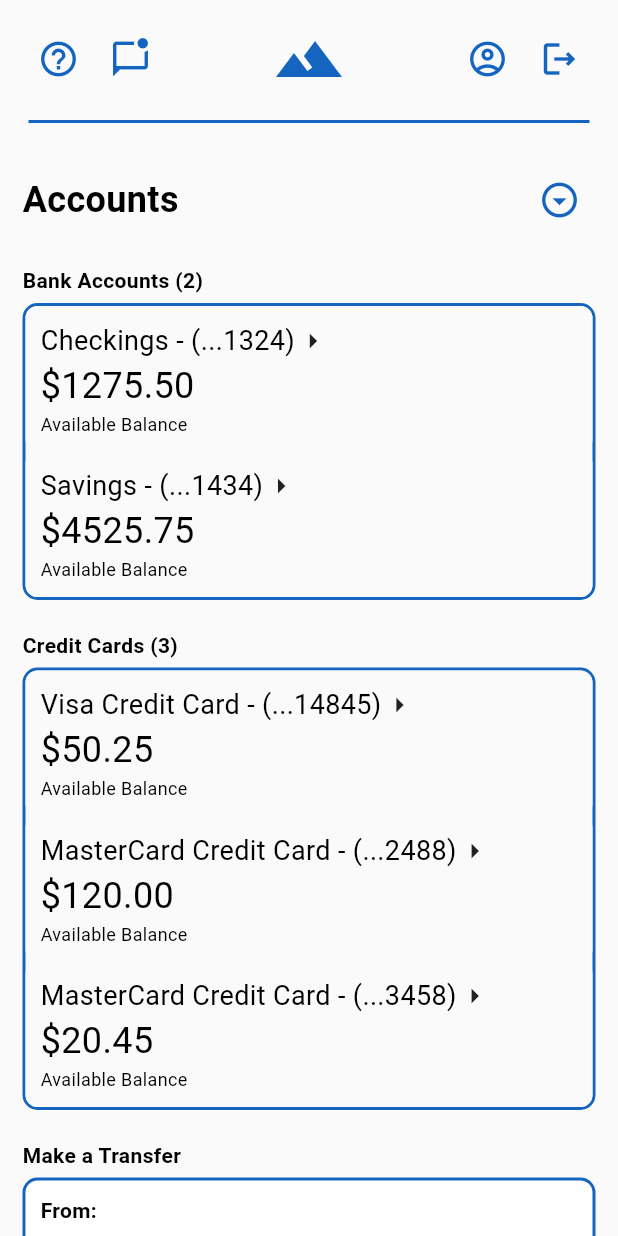
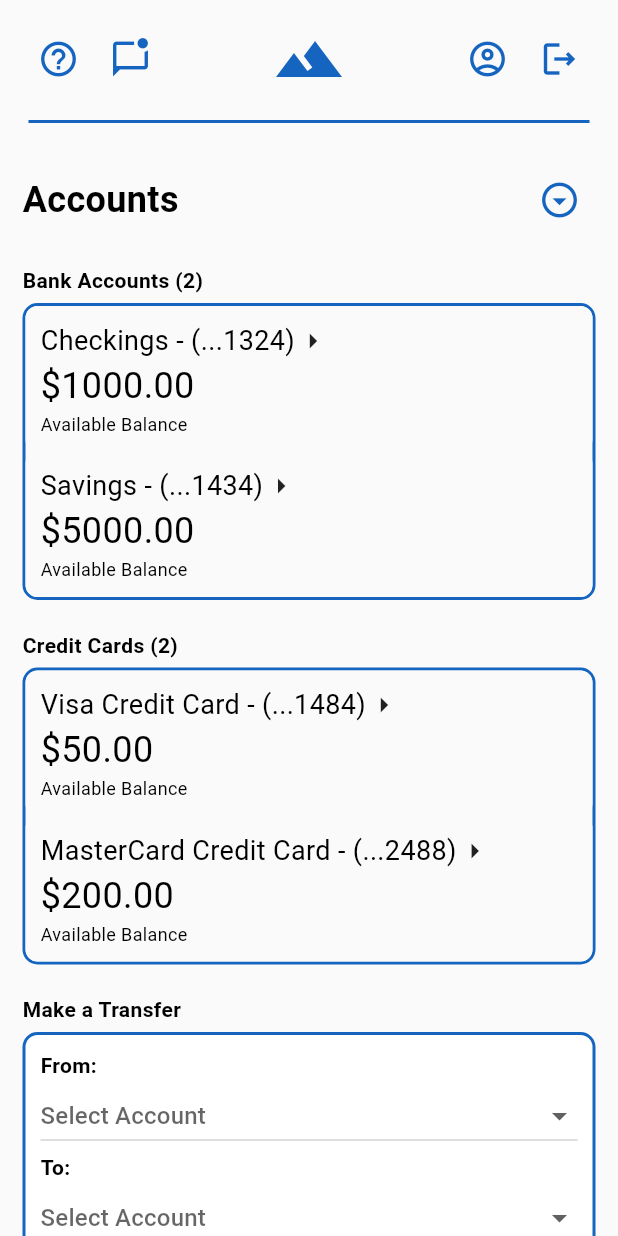
Before and after one commit to InstantPhoNoodles/Flutter-Banking-App, a Flutter app: the screen it shows after launch, on a phone screen of 412 x 824 dp. Run offline on Flutter 3.47's test engine with Material 3 defaults, Android fonts, the phone set to English and light mode, and no system bars; our stand-ins replace firebase_auth, firebase_core; accounts and stored records are empty.

Commit message:
Updated files to be able to tranfer funds from account to account

```diff
--- a/lib/components/account_transfer.dart
+++ b/lib/components/account_transfer.dart
@@ -2,18 +2,86 @@ import 'package:banking_app/components/dropdown_accounts.dart';
 import 'package:banking_app/components/money_input_field.dart';
 import 'package:banking_app/components/flex_button.dart';
 import 'package:banking_app/models/account.dart';
+import 'package:banking_app/providers/accounts_provider.dart';
 import 'package:flutter/material.dart';
+import 'package:provider/provider.dart';
 
-class AccountTransfer extends StatelessWidget {
-  final List<Account> allAccounts;
+class AccountTransfer extends StatefulWidget {
+  const AccountTransfer({super.key});
 
-  const AccountTransfer({super.key, required this.allAccounts});
+  @override
+  State<AccountTransfer> createState() => _AccountTransferState();
+}
+
+class _AccountTransferState extends State<AccountTransfer> {
+  Account? _fromAccount;
+  Account? _toAccount;
+  final TextEditingController _amountController = TextEditingController();
+
+  @override
+  void dispose() {
+    _amountController.dispose();
+    super.dispose();
+  }
+
+  void _reset() {
+    setState(() {
+      _fromAccount = null;
+      _toAccount = null;
+      _amountController.clear();
+    });
+  }
+
+  void _submit() {
+    final amount = double.tryParse(_amountController.text.trim().replaceAll(',', '')) ?? 0;
+    debugPrint('Raw input: "${_amountController.text}" | Parsed: $amount');
+
+    if (_fromAccount == null || _toAccount == null) {
+      _showSnackbar('Please select both accounts.', success: false);
+      return;
+    }
+    if (_fromAccount!.accountNumber == _toAccount!.accountNumber) {
+      _showSnackbar('From and To accounts must be different.', success: false);
+      return;
+    }
+    if (amount <= 0) {
+      _showSnackbar('Enter a valid amount greater than \$0.', success: false);
+      return;
+    }
+
+    final success = context.read<AccountsProvider>().transfer(
+      fromAcnt: _fromAccount!.accountNumber,
+      toAcnt: _toAccount!.accountNumber,
+      amount: amount,
+    );
+
+    if (success) {
+      _showSnackbar(
+        'Transferred \$${amount.toStringAsFixed(2)} from ${_fromAccount!.accountName} to ${_toAccount!.accountName}.',
+        success: true,
+      );
+      _reset();
+    } else {
+      _showSnackbar('Insufficient funds in ${_fromAccount!.accountName}.', success: false);
+    }
+  }
+
+  void _showSnackbar(String message, {required bool success}) {
+    ScaffoldMessenger.of(context).showSnackBar(
+      SnackBar(
+        content: Text(message),
+        backgroundColor: success ? Colors.green[700] : Colors.red[700],
+        behavior: SnackBarBehavior.floating,
+      ),
+    );
+  }
 
   @override
   Widget build(BuildContext context) {
+    final accounts = context.watch<AccountsProvider>().accounts.toList();
+
     return Column(
       crossAxisAlignment: CrossAxisAlignment.start,
-
       children: [
         Text('Make a Transfer', style: TextStyle(fontWeight: FontWeight.w600)),
         SizedBox(height: 5),
@@ -21,27 +89,34 @@ class AccountTransfer extends StatelessWidget {
         Container(
           width: double.infinity,
           padding: EdgeInsets.all(10),
-
           decoration: BoxDecoration(
             color: Colors.white,
             border: Border.all(color: Colors.blue[800]!, width: 2.0),
             borderRadius: BorderRadius.circular(10),
           ),
-
           child: Column(
             crossAxisAlignment: CrossAxisAlignment.start,
             children: [
               Text('From:', style: TextStyle(fontWeight: FontWeight.w600)),
-              DropdownAccounts(allAccounts: allAccounts),
+              DropdownAccounts(
+                allAccounts: accounts,
+                selectedAccount: _fromAccount,
+                onChanged: (account) => setState(() => _fromAccount = account),
+              ),
+
               Text('To:', style: TextStyle(fontWeight: FontWeight.w600)),
-              DropdownAccounts(allAccounts: allAccounts),
+              DropdownAccounts(
+                allAccounts: accounts,
+                selectedAccount: _toAccount,
+                onChanged: (account) => setState(() => _toAccount = account),
+              ),
               SizedBox(height: 10),
 
               Row(
                 children: [
                   Text('Transfer Amount:'),
                   SizedBox(width: 5),
-                  MoneyInputField(),
+                  MoneyInputField(controller: _amountController),
                 ],
               ),
               SizedBox(height: 10),
@@ -53,7 +128,7 @@ class AccountTransfer extends StatelessWidget {
                 width: double.infinity,
                 color: Colors.blue[800]!,
                 pressColor: Colors.blue[900]!,
-                ontap: null
+                ontap: _submit,
               ),
               SizedBox(height: 10),
 
@@ -65,7 +140,7 @@ class AccountTransfer extends StatelessWidget {
                 color: Colors.white,
                 hoverColor: Colors.white,
                 pressColor: Colors.blue[800]!,
-                ontap: null
+                ontap: _reset,
               ),
             ],
           ),
--- a/lib/components/dropdown_accounts.dart
+++ b/lib/components/dropdown_accounts.dart
@@ -1,17 +1,36 @@
 import 'package:banking_app/models/account.dart';
 import 'package:flutter/material.dart';
 
-class DropdownAccounts extends StatefulWidget {
+class DropdownAccounts extends StatelessWidget  {
   final List<Account> allAccounts;
+  final Account? selectedAccount;
+  final ValueChanged<Account?> onChanged;
 
-  const DropdownAccounts({super.key, required this.allAccounts});
+  const DropdownAccounts({
+    super.key,
+    required this.allAccounts,
+    required this.selectedAccount,
+    required this.onChanged
+  });
 
   @override
-  // ignore: library_private_types_in_public_api
-  _DropdownAccountsState createState() => _DropdownAccountsState();
+  Widget build(BuildContext context) {
+    return DropdownButton<Account>(
+      value: selectedAccount,
+      hint: Text("Select Account"),
+      isExpanded: true,
+      items: allAccounts.map((account) {
+        return DropdownMenuItem<Account>(
+          value: account,
+          child: Text("${account.accountName} - ${account.accountNumber}", softWrap: false),
+        );
+      }).toList(),
+      onChanged: onChanged,
+    );
+  }
 }
 
-class _DropdownAccountsState extends State<DropdownAccounts> {
+/*class _DropdownAccountsState extends State<DropdownAccounts> {
   Account? selectedAccount; // holds current selection
 
   @override
@@ -29,4 +48,4 @@ class _DropdownAccountsState extends State<DropdownAccounts> {
       onChanged: (newValue) {setState(() {selectedAccount = newValue;});},
     );
   }
-}
+}*/
--- a/lib/models/account.dart
+++ b/lib/models/account.dart
@@ -1,7 +1,17 @@
 class Account {
   final String accountName;
   final String accountNumber;
-  final double balance;
+  final String email;
+  final AccountType type;
+  double balance;
 
-  Account({required this.accountName, required this.accountNumber, required this.balance});
+  Account({
+    required this.accountName,
+    required this.accountNumber,
+    required this.email,
+    required this.type,
+    required this.balance
+  });
 }
+
+enum AccountType { checking, savings, credit }
--- a/lib/pages/accounts_page.dart
+++ b/lib/pages/accounts_page.dart
@@ -3,7 +3,9 @@ import 'package:banking_app/components/accounts_block.dart';
 import 'package:banking_app/components/accounts_header.dart';
 import 'package:banking_app/components/login_footer.dart';
 import 'package:banking_app/pages/placeholder_page.dart';
+import 'package:banking_app/providers/accounts_provider.dart';
 import 'package:flutter/material.dart';
+import 'package:provider/provider.dart';
 import 'package:banking_app/models/account.dart';
 
 class AccountsPage extends StatelessWidget {
@@ -11,18 +13,7 @@ class AccountsPage extends StatelessWidget {
 
   @override
   Widget build(BuildContext context) {
-    final List<Account> bankAccounts = [
-      Account(accountName: "Checkings", accountNumber: "(...1324)", balance: 1275.50),
-      Account(accountName: "Savings", accountNumber: "(...1434)", balance: 4525.75),
-    ];
-
-    final List<Account> creditCards = [
-      Account(accountName: "Visa Credit Card", accountNumber: "(...14845)", balance: 50.25),
-      Account(accountName: "MasterCard Credit Card", accountNumber: "(...2488)", balance: 120.00),
-      Account(accountName: "MasterCard Credit Card", accountNumber: "(...3458)", balance: 20.45),
-    ];
-
-    final List<Account> allAccounts = [...bankAccounts, ...creditCards];
+    final provider = context.watch<AccountsProvider>();
 
     return Scaffold(
       backgroundColor: Color.fromRGBO(250, 250, 250, 1.0),
@@ -59,21 +50,22 @@ class AccountsPage extends StatelessWidget {
                 SizedBox(height: 20),
 
                 // Regular Bank Accounts Block
-                Text('Bank Accounts (${bankAccounts.length})', style: TextStyle(fontWeight: FontWeight.w600)),
-                SizedBox(height: 5),
-                AccountBlock(accounts: bankAccounts),
-                SizedBox(height: 20),
+                Text('Bank Accounts (${provider.bankAccounts.length})',
+                    style: const TextStyle(fontWeight: FontWeight.w600)),
+                const SizedBox(height: 5),
+                AccountBlock(accounts: provider.bankAccounts),
+                const SizedBox(height: 20),
 
-                // Credit Card Accounts Block
-                Text('Credit Cards (${creditCards.length})', style: TextStyle(fontWeight: FontWeight.w600)),
-                SizedBox(height: 5),
-                AccountBlock(accounts: creditCards),
-                SizedBox(height: 20),
+                Text('Credit Cards (${provider.creditCards.length})',
+                    style: const TextStyle(fontWeight: FontWeight.w600)),
+                const SizedBox(height: 5),
+                AccountBlock(accounts: provider.creditCards),
+                const SizedBox(height: 20),
 
-                AccountTransfer(allAccounts: allAccounts),
-                SizedBox(height: 20),
+                AccountTransfer(),
+                const SizedBox(height: 20),
 
-                LoginFooter(),
+                const LoginFooter(),
               ],
             ),
           ),
--- a/lib/pages/login_page.dart
+++ b/lib/pages/login_page.dart
@@ -1,6 +1,8 @@
 import 'package:banking_app/components/login_footer.dart';
 import 'package:banking_app/components/login_box.dart';
 import 'package:flutter/material.dart';
+
+// Login: test1@gmail.com - password1
 
 class LoginPage extends StatelessWidget {
   const LoginPage({super.key});
--- /dev/null
+++ b/lib/providers/accounts_provider.dart
@@ -0,0 +1,85 @@
+import 'package:flutter/material.dart';
+import 'package:banking_app/models/account.dart';
+
+class AccountsProvider extends ChangeNotifier {
+  final List<Account> _accounts = [
+    Account(
+      accountName: 'Checkings',
+      accountNumber: '(...1324)',
+      email: 'test1@gmail.com',
+      type: AccountType.checking,
+      balance: 1000.00,
+    ),
+    Account(
+      accountName: 'Savings',
+      accountNumber: '(...1434)',
+      email: 'test1@gmail.com',
+      type: AccountType.savings,
+      balance: 5000.00,
+    ),
+    Account(
+      accountName: 'Visa Credit Card',
+      accountNumber: '(...1484)',
+      email: 'test2@gmail.com',
+      type: AccountType.credit,
+      balance: 50.00,
+    ),
+    Account(
+      accountName: 'MasterCard Credit Card',
+      accountNumber: '(...2488)',
+      email: 'test2@gmail.com',
+      type: AccountType.credit,
+      balance: 200.00,
+    ),
+  ];
+
+  List<Account> get accounts => List.unmodifiable(_accounts);
+
+  List<Account> get bankAccounts =>
+      _accounts.where((a) => a.type == AccountType.checking || a.type == AccountType.savings).toList();
+
+  List<Account> get creditCards =>
+      _accounts.where((a) => a.type == AccountType.credit).toList();
+
+  // Get accounts belonging to a specific email
+  List<Account> accountsForEmail(String email) =>
+      _accounts.where((a) => a.email == email).toList();
+
+  // Update the balance of a single account
+  void updateBalance(String accountId, double newBalance) {
+    final account = _accounts.firstWhere((a) => a.accountNumber == accountId);
+    account.balance = newBalance;
+    notifyListeners();
+  }
+
+  // Transfer funds between two accounts
+  bool transfer({
+    required String fromAcnt,
+    required String toAcnt,
+    required double amount,
+  }) {
+    if (amount <= 0) return false;
+
+    final from = _accounts.firstWhere((a) => a.accountNumber == fromAcnt);
+    final to = _accounts.firstWhere((a) => a.accountNumber == toAcnt);
+
+    if (from.balance < amount) return false; // Insufficient funds
+
+    from.balance -= amount;
+    to.balance += amount;
+    notifyListeners();
+    return true;
+  }
+
+  // Add a brand new account
+  void addAccount(Account account) {
+    _accounts.add(account);
+    notifyListeners();
+  }
+
+  // Remove an account by ID
+  void removeAccount(String accountId) {
+    _accounts.removeWhere((a) => a.accountNumber == accountId);
+    notifyListeners();
+  }
+}
--- a/pubspec.yaml
+++ b/pubspec.yaml
@@ -40,6 +40,7 @@ dependencies:
   cupertino_icons: ^1.0.8
   firebase_core: ^4.0.0
   firebase_auth: ^6.0.0
+  provider: ^6.1.5+1
 
 dev_dependencies:
   flutter_test:
```
Also changed, not shown: lib/components/money_input_field.dart (+5 -2 lines), lib/main.dart (+8 -1 lines), pubspec.lock.
